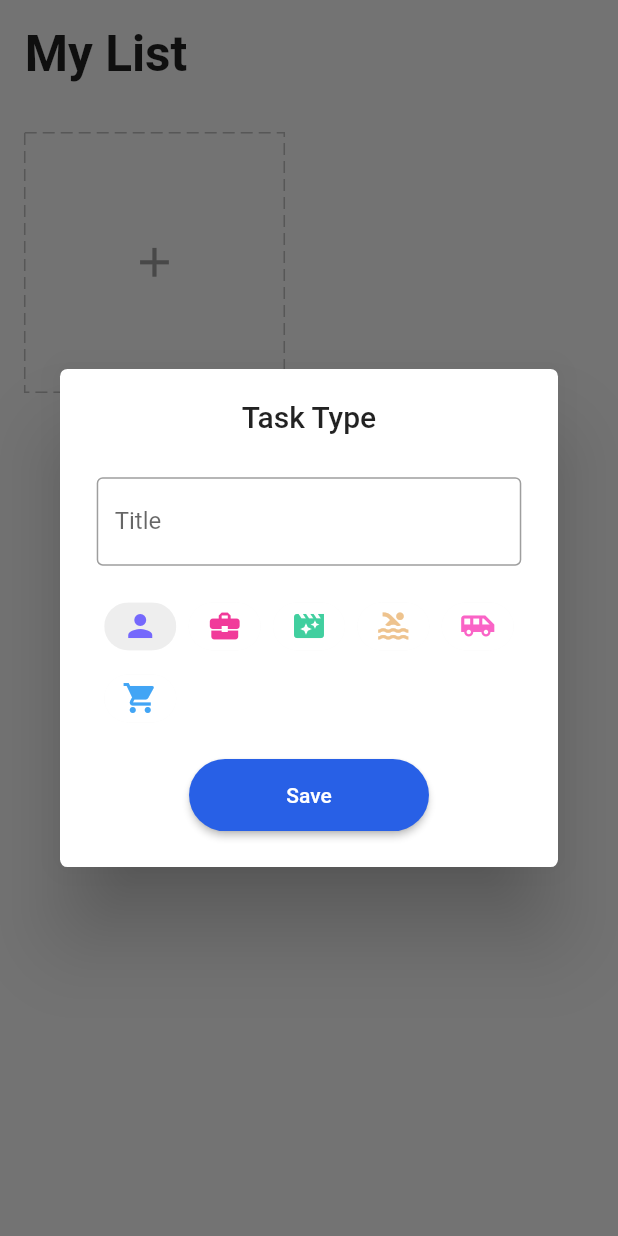
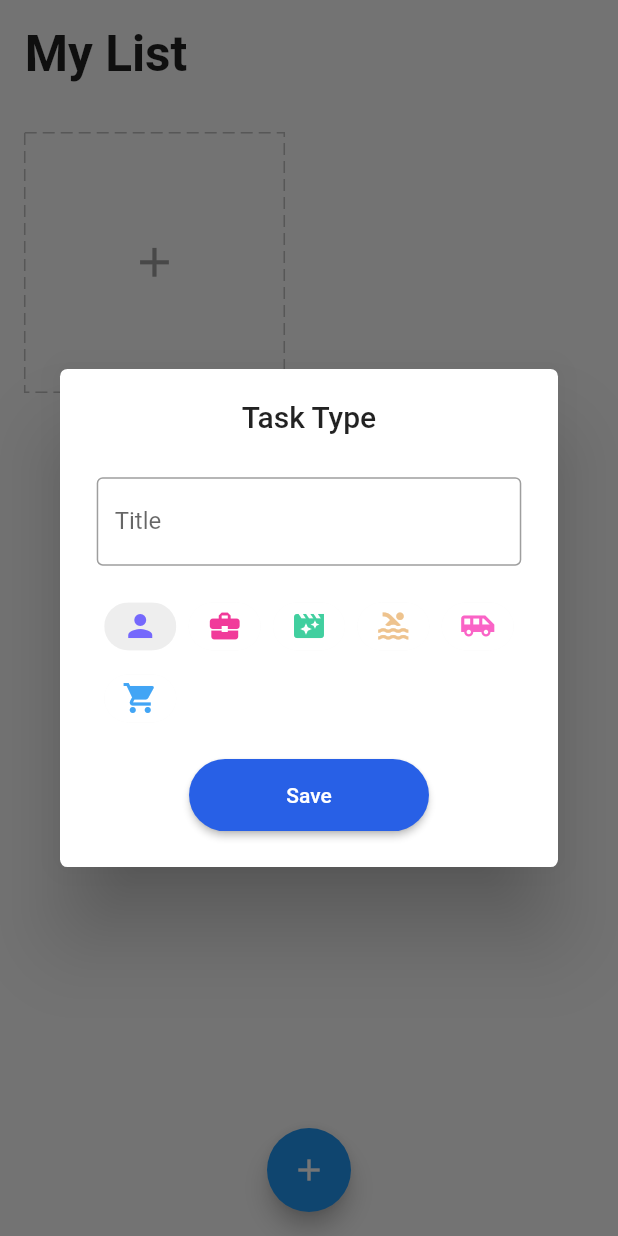
Before and after one commit to GuyRobot/FlutterTodo, a Flutter app: the screen it shows after launch, after a tap on the "add" icon, on a phone screen of 412 x 824 dp. Run offline on Flutter 3.47's test engine with Material 2 defaults, Android fonts, the phone set to English and light mode, and no system bars; drawn by our look-alikes of dotted_border; our stand-ins replace equatable, flutter_easyloading, get, get_storage, step_progress_indicator.

Commit message:
Add drag to delete task

```diff
--- a/lib/data/services/storage/service.dart
+++ b/lib/data/services/storage/service.dart
@@ -7,7 +7,7 @@ class StorageService extends GetxService {
 
   Future<StorageService> init() async {
     storage = GetStorage();
-    await storage.write(taskKey, []);
+    await storage.writeIfNull(taskKey, []);
     return this;
   }
 
--- a/lib/modules/home/view.dart
+++ b/lib/modules/home/view.dart
@@ -1,6 +1,8 @@
 import 'package:flutter/material.dart';
+import 'package:flutter_easyloading/flutter_easyloading.dart';
 import 'package:get/get.dart';
 import 'package:task_todo/core/utils/extensions.dart';
+import 'package:task_todo/data/models/task.dart';
 import 'package:task_todo/modules/home/controller.dart';
 import 'package:task_todo/modules/home/widgets/add_card.dart';
 import 'package:task_todo/modules/home/widgets/task_card.dart';
@@ -24,21 +26,58 @@ class HomePage extends GetView<HomeController> {
                 ),
               ),
             ),
-            GridView.count(
+            Obx(
+              () => GridView.count(
                 crossAxisCount: 2,
                 shrinkWrap: true,
                 children: [
                   AddCard(),
                   ...controller.tasks
                       .map(
-                      (element) => TaskCard(task: element),
+                        (element) => LongPressDraggable(
+                            data: element,
+                            onDragStarted: () {
+                              controller.setDeleting(true);
+                            },
+                            onDragCompleted: () {
+                              controller.setDeleting(false);
+                            },
+                            onDraggableCanceled: (_, __) {
+                              controller.setDeleting(false);
+                            },
+                            onDragEnd: (_) {
+                              controller.setDeleting(false);
+                            },
+                            feedback: Opacity(
+                              opacity: 0.8,
+                              child: TaskCard(
+                                task: element,
+                              ),
+                            ),
+                            child: TaskCard(task: element)),
                       )
                       .toList(),
                 ],
+              ),
             )
           ],
         ),
       ),
+      floatingActionButton: DragTarget<Task>(
+        onAccept: (Task task) {
+          controller.deleteTask(task);
+          EasyLoading.showSuccess("Deleted task: ${task.title}");
+        },
+        builder: (_, __, ___) => Obx(
+          () => FloatingActionButton(
+            onPressed: () {},
+            backgroundColor:
+                controller.deleting.value ? Colors.red : Colors.blue,
+            child: Icon(controller.deleting.value ? Icons.delete : Icons.add),
+          ),
+        ),
+      ),
+      floatingActionButtonLocation: FloatingActionButtonLocation.centerFloat,
     );
   }
 }
```
Also changed, not shown: lib/modules/home/controller.dart (+9 -0 lines). Lines whose indentation alone changed are shown as unchanged.
